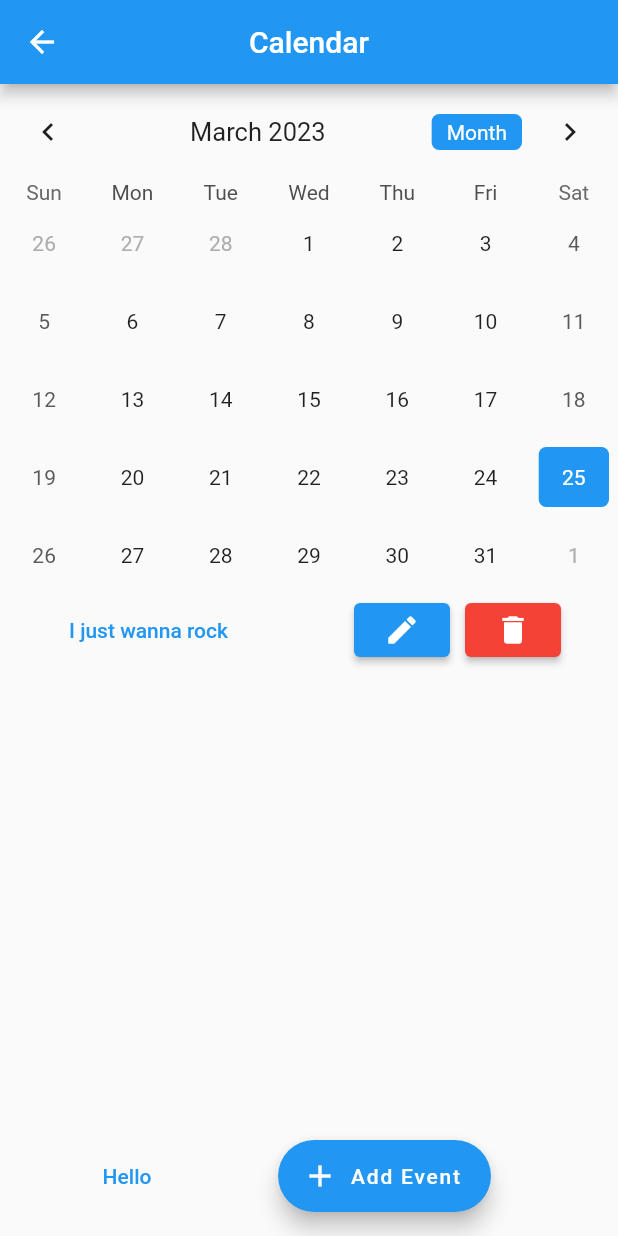
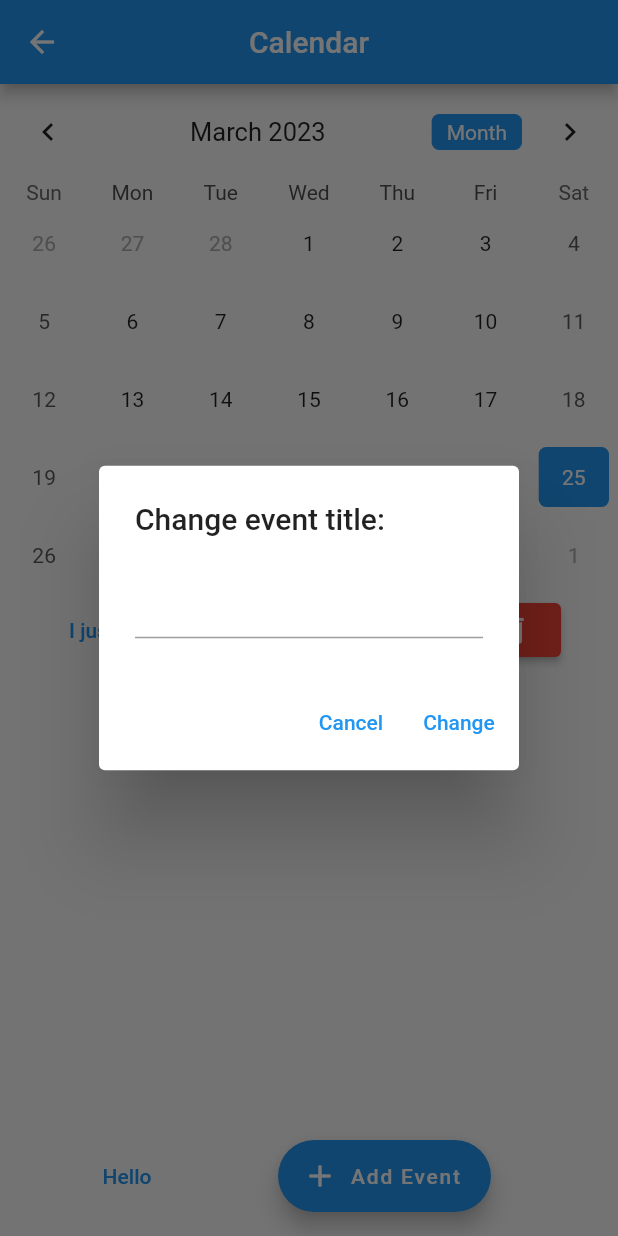
Before and after one commit to YashVG/revember, a Flutter app: the Calendar screen opened by its route, after a tap on "Hello", after a tap on the "edit" icon, on a phone screen of 412 x 824 dp. Run offline on Flutter 3.47's test engine with Material 2 defaults, Android fonts, the phone set to English and light mode, and no system bars; drawn by our look-alikes of table_calendar; our stand-ins replace cloud_firestore, firebase_auth, firebase_core, shared_preferences; accounts and stored records are empty.

Commit message:
added functionality to delete and change events

```diff
--- a/revember_app/lib/components/calendar/calendar_test.dart
+++ b/revember_app/lib/components/calendar/calendar_test.dart
@@ -68,7 +68,7 @@ class _CalendarState extends State<Calendar> {
   Widget build(BuildContext context) {
     return Scaffold(
       appBar: AppBar(
-        title: Text("Calendar"),
+        title: const Text("Calendar"),
         centerTitle: true,
       ),
       body: Column(
@@ -110,7 +110,7 @@ class _CalendarState extends State<Calendar> {
                 shape: BoxShape.rectangle,
                 borderRadius: BorderRadius.circular(5.0),
               ),
-              selectedTextStyle: TextStyle(color: Colors.white),
+              selectedTextStyle: const TextStyle(color: Colors.white),
               todayDecoration: BoxDecoration(
                 color: Colors.purpleAccent,
                 shape: BoxShape.rectangle,
@@ -133,7 +133,7 @@ class _CalendarState extends State<Calendar> {
                 color: Colors.blue,
                 borderRadius: BorderRadius.circular(5.0),
               ),
-              formatButtonTextStyle: TextStyle(
+              formatButtonTextStyle: const TextStyle(
                 color: Colors.white,
               ),
             ),
@@ -150,38 +150,79 @@ class _CalendarState extends State<Calendar> {
                   mainAxisAlignment: MainAxisAlignment.center,
                   children: [
                     ElevatedButton(
-                      onPressed: () {},
-                      child: Icon(Icons.edit),
+                      child: const Icon(Icons.edit),
                       style: ElevatedButton.styleFrom(
                           backgroundColor: Colors.blue),
+                      onPressed: () async {
+                        var indexReference =
+                            selectedEvents[selectedDay].indexOf(event);
+                        return showDialog(
+                          context: context,
+                          builder: (BuildContext context) {
+                            return AlertDialog(
+                              title: Text('Change event title:'),
+                              content: TextField(
+                                onChanged: (value) {
+                                  event = value;
+                                },
                               ),
-                    SizedBox(
+                              actions: <Widget>[
+                                TextButton(
+                                  child: const Text('Cancel'),
+                                  onPressed: () async {
+                                    Navigator.pop(context);
+                                  },
+                                ),
+                                TextButton(
+                                  child: const Text('Change'),
+                                  onPressed: () async {
+                                    selectedEvents[selectedDay]
+                                        [indexReference] = event;
+                                    prefs.setString('events',
+                                        json.encode(encodeMap(selectedEvents)));
+
+                                    Navigator.pop(context);
+                                    setState(() {});
+                                  },
+                                ),
+                              ],
+                            );
+                          },
+                        );
+                      },
+                    ),
+                    const SizedBox(
                       width: 10,
                     ),
                     ElevatedButton(
                       style:
                           ElevatedButton.styleFrom(backgroundColor: Colors.red),
-                      child: Icon(Icons.delete),
+                      child: const Icon(Icons.delete),
                       onPressed: () async {
-                        var reference =
-                            selectedEvents[selectedDay].indexOf(event);
-                        if (true) {
+                        // var indexReference =
+                        //     selectedEvents[selectedDay].indexOf(event);
                         return showDialog(
                           context: context,
                           builder: (BuildContext context) {
                             return AlertDialog(
-                                title: Text('Delete event?',
+                              title: const Text('Delete event?',
                                   style:
                                       TextStyle(fontWeight: FontWeight.bold)),
                               content: Text(
                                   'Are you sure you want to delete $event?'),
                               actions: <Widget>[
                                 TextButton(
-                                    child: Text('Yes'),
-                                    onPressed: () {},
+                                  child: const Text('Yes'),
+                                  onPressed: () async {
+                                    selectedEvents[selectedDay].remove(event);
+                                    prefs.setString('events',
+                                        json.encode(encodeMap(selectedEvents)));
+                                    Navigator.pop(context);
+                                    setState(() {});
+                                  },
                                 ),
                                 TextButton(
-                                    child: Text('No'),
+                                  child: const Text('No'),
                                   onPressed: () {
                                     Navigator.pop(context);
                                   },
@@ -190,7 +231,6 @@ class _CalendarState extends State<Calendar> {
                             );
                           },
                         );
-                        }
                       },
                     ),
                   ],
@@ -204,7 +244,7 @@ class _CalendarState extends State<Calendar> {
         mainAxisAlignment: MainAxisAlignment.spaceEvenly,
         children: [
           TextButton(
-            child: Text('Hello'),
+            child: const Text('Hello'),
             onPressed: () {
               if (selectedEvents[selectedDay] == null) {
                 selectedEvents[selectedDay] = ['I just wanna rock'];
@@ -221,18 +261,18 @@ class _CalendarState extends State<Calendar> {
             onPressed: () => showDialog(
               context: context,
               builder: (context) => AlertDialog(
-                title: Text("Add Event"),
+                title: const Text("Add Event"),
                 content: TextFormField(
                   //_eventController is event title
                   controller: _eventController,
                 ),
                 actions: [
                   TextButton(
-                    child: Text("Cancel"),
+                    child: const Text("Cancel"),
                     onPressed: () => Navigator.pop(context),
                   ),
                   TextButton(
-                    child: Text("Ok"),
+                    child: const Text("Ok"),
                     onPressed: () {
                       if (_eventController.text.isEmpty) {
                       } else {
@@ -255,8 +295,8 @@ class _CalendarState extends State<Calendar> {
                 ],
               ),
             ),
-            label: Text("Add Event"),
-            icon: Icon(Icons.add),
+            label: const Text("Add Event"),
+            icon: const Icon(Icons.add),
           ),
         ],
       ),
```
Lines whose indentation alone changed are shown as unchanged.
